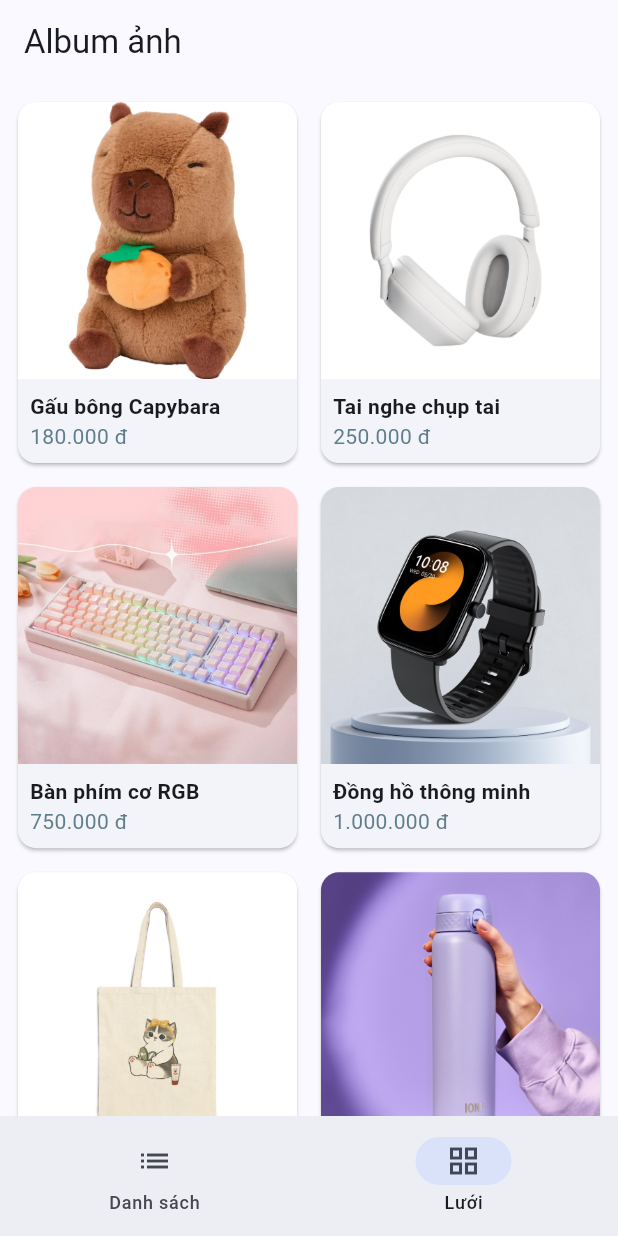
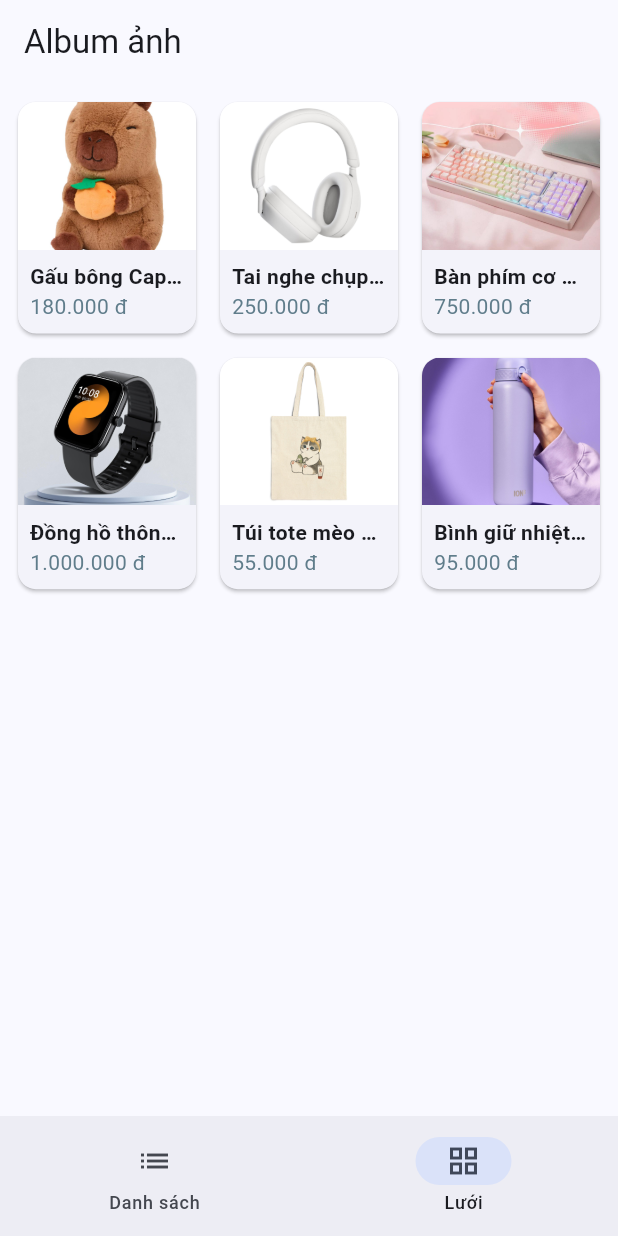
Before and after one commit to HTham326/F5_241A010134, a Flutter app: the screen it shows after launch, item 2 of the bottom bar chosen, on a phone screen of 412 x 824 dp. Run offline on Flutter 3.47's test engine with Material 3 defaults, Android fonts, the phone set to English and light mode, and no system bars.

Commit message:
F5: NC4 - Toi uu luoi san pham responsive

```diff
--- a/lib/main.dart
+++ b/lib/main.dart
@@ -295,8 +295,8 @@ class AlbumTab extends StatelessWidget {
       padding: const EdgeInsets.all(8),
       // Số cột cố định. Muốn tự co giãn theo bề ngang màn hình thì dùng
       // SliverGridDelegateWithMaxCrossAxisExtent(maxCrossAxisExtent: 180).
-      gridDelegate: const SliverGridDelegateWithFixedCrossAxisCount(
-        crossAxisCount: 2,
+      gridDelegate: const SliverGridDelegateWithMaxCrossAxisExtent(
+        maxCrossAxisExtent: 180,
         crossAxisSpacing: 8,
         mainAxisSpacing: 8,
         childAspectRatio: 0.78, // rộng / cao — sai số này là nguyên nhân tràn ô
```
